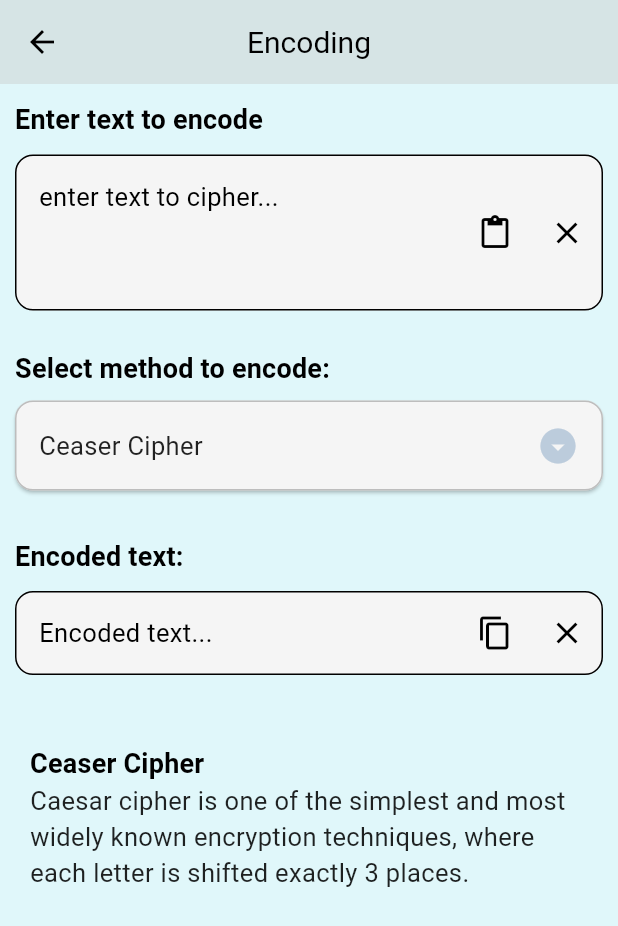
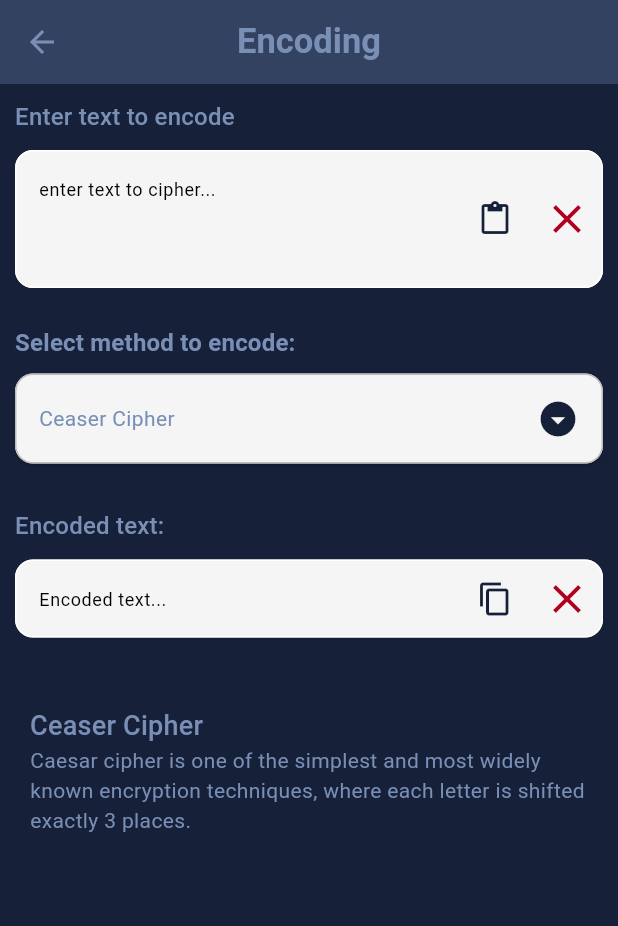
Before and after one commit to RishilJani/Cipher-Decoder, a Flutter app: the screen it shows after launch, after a tap on "Encoding", on a phone screen of 412 x 824 dp. Shown: the top 926 px of the screen. Run offline on Flutter 3.47's test engine with Material 3 defaults, Android fonts, the light colour scheme and no system bars; our stand-ins replace get.

Commit message:
Implementing dark theme

```diff
--- a/lib/encoding/encoding_controller.dart
+++ b/lib/encoding/encoding_controller.dart
@@ -2,9 +2,10 @@ import 'package:cipher_decoder/utils/import_export.dart';
 class EncodingController extends GetxController {
   TextEditingController plainTextController = TextEditingController();
   TextEditingController cipherTextController = TextEditingController();
-  TextEditingController keyController = TextEditingController(text: '0');
+  TextEditingController keyController = TextEditingController(text: '1');
 
   RxList<dynamic> methods= [].obs;
+
   void encodeUsing({required EncodeDecodeMethods method}) {
     int? k = keyController.text.isNotEmpty  ? int.parse(keyController.text)  : null;
 
--- a/lib/main.dart
+++ b/lib/main.dart
@@ -1,3 +1,4 @@
+import 'package:cipher_decoder/utils/colors.dart';
 import 'package:cipher_decoder/utils/import_export.dart';
 
 void main() {
@@ -6,16 +7,98 @@ void main() {
 
 class MyApp extends StatelessWidget {
   const MyApp({super.key});
-  final Color backgroundColor = const Color(0xFFE0F7FA);
-  final Color surfaceColor = const Color(0xFFD6E4E5);
-  final Color primaryColor = const Color(0xFFBCCCDC);
+  // final Color backgroundColor = const Color(0xFFE0F7FA);
+  // final Color surfaceColor = const Color(0xFFD6E4E5);
+  // final Color primaryColor = const Color(0xFFBCCCDC);
   @override
   Widget build(BuildContext context) {
     return GetMaterialApp(
       title: 'Flutter Demo',
       debugShowCheckedModeBanner: false,
       theme: ThemeData(
-        useMaterial3: true,
+        brightness: Brightness.dark,
+
+        colorScheme: ColorScheme.fromSwatch(
+          primarySwatch:  MaterialColor(darkPrimary.value,const <int,Color>{
+            50 : darkPrimary,
+            100 : darkPrimary,
+            200 : darkPrimary,
+            300 : darkPrimary,
+            400 : darkPrimary,
+            500 : darkPrimary,
+            600 : darkPrimary,
+            700 : darkPrimary,
+            800 : darkPrimary,
+            900 : darkPrimary,
+          }),
+          accentColor: darkAccent,
+          brightness: Brightness.dark
+        ).copyWith(
+          primary: darkPrimary,
+          onPrimary: darkSurface,
+          secondary: darkAccent,
+          onSecondary: darkSurface,
+          surface: darkSurface,
+          onSurface: darkOnSurface,
+          error: darkError,
+          onError: darkOnSurface,
+        ),
+
+        scaffoldBackgroundColor: darkSurface,
+        cardColor: darkElevatedSurface,
+        dialogBackgroundColor: darkElevatedSurface,
+        canvasColor: darkSurface,
+
+        iconTheme: const IconThemeData(color: darkOnSurface),
+
+        textTheme: const TextTheme(
+          displayLarge: TextStyle(color: darkOnSurface),
+          displayMedium: TextStyle(color: darkOnSurface),
+          displaySmall: TextStyle(color: darkOnSurface),
+          headlineLarge: TextStyle(color: darkOnSurface),
+          headlineMedium: TextStyle(color: darkOnSurface),
+          headlineSmall: TextStyle(color: darkOnSurface),
+          titleLarge: TextStyle(color: darkOnSurface),
+          titleMedium: TextStyle(color: darkOnSurface),
+          titleSmall: TextStyle(color: darkOnSurface),
+          bodyLarge: TextStyle(color: darkOnSurface),
+          bodyMedium: TextStyle(color: darkOnSurface),
+          bodySmall: TextStyle(color: darkOnSurface),
+          labelLarge: TextStyle(color: darkOnSurface),
+          labelMedium: TextStyle(color: darkOnSurface),
+          labelSmall: TextStyle(color: darkOnSurface),
+        ),
+
+        appBarTheme: const AppBarTheme(
+          backgroundColor: darkElevatedSurface,
+          foregroundColor: darkOnSurface,
+          titleTextStyle: TextStyle(
+            color: darkOnSurface,
+            fontSize: 20,
+            fontWeight: FontWeight.bold
+          ),
+          iconTheme: IconThemeData(color: darkOnSurface)
+        ),
+
+        elevatedButtonTheme: ElevatedButtonThemeData(
+          style: ElevatedButton.styleFrom(
+            backgroundColor: darkPrimary,
+            foregroundColor: darkSurface
+          )
+        ),
+
+        floatingActionButtonTheme: const FloatingActionButtonThemeData(
+          backgroundColor: darkPrimary,
+          foregroundColor: darkSurface
+        )
+      ),
+      initialRoute: AppRoutes.initial,
+      getPages: AppRoutes.routes,
+    );
+  }
+}
+/*
+useMaterial3: true,
         scaffoldBackgroundColor: backgroundColor,
         primaryColor: primaryColor,
 
@@ -33,12 +116,7 @@ class MyApp extends StatelessWidget {
           bodyLarge: TextStyle(color: Colors.black, fontSize: 20,),
           bodyMedium: TextStyle(color: Colors.black87, fontSize: 17),
         ),
-      ),
-      initialRoute: AppRoutes.initial,
-      getPages: AppRoutes.routes,
-    );
-  }
-}
+ */
 
 /*
 #162139
--- /dev/null
+++ b/lib/utils/colors.dart
@@ -0,0 +1,9 @@
+import 'package:cipher_decoder/utils/import_export.dart';
+
+const Color darkSurface = Color(0xFF162139);
+const Color darkElevatedSurface = Color(0xFF324260);
+const Color darkSecondaryText = Color(0xFF526486);
+const Color darkOnSurface = Color(0xFF798fb6);
+const Color darkPrimary = Color(0xFFa5badd);
+const Color darkAccent = Color(0xFFa5badd);
+const Color darkError = Color(0xFFB00020);
--- a/lib/utils/common_functions.dart
+++ b/lib/utils/common_functions.dart
@@ -7,7 +7,7 @@ AppBar myAppBar({required String title}) {
     title: Text(
       title,
       style: const TextStyle(
-        fontSize: 20,
+        fontSize: 23,
       ),
     ),
     centerTitle: true,
@@ -50,6 +50,7 @@ Widget myInputfield(
         controller: controller,
         decoration: InputDecoration(
           hintText: hintText,
+          hintStyle: textTheme.bodySmall?.copyWith( color: Colors.black ),
           border: OutlineInputBorder(
             borderRadius: BorderRadius.circular(12.0),
           ),
@@ -59,11 +60,12 @@ Widget myInputfield(
             mainAxisSize: MainAxisSize.min,
             children: [
               suffixIcon ?? const SizedBox(width: 0,),
-              clearIconButton(controller: controller,text: "Clear",optional: optional,encodeDecodeController: encodeDecodeController),
+              clearIconButton(controller: controller,optional: optional,encodeDecodeController: encodeDecodeController),
             ],
           ),
+          suffixIconColor: darkSurface
         ),
-        style: textTheme.bodyMedium,
+        style: textTheme.bodyMedium?.copyWith(color: darkElevatedSurface),
         minLines: minLines,
         maxLines: maxLines,
         keyboardType: keyboardType,
@@ -111,18 +113,17 @@ Widget pasteIconButton({ controller, onChange}) {
 }
 
 // clear Icon button
-Widget clearIconButton({TextEditingController? controller , text , TextEditingController? optional , encodeDecodeController}){
+Widget clearIconButton({TextEditingController? controller , TextEditingController? optional , encodeDecodeController}){
   KeyFieldController? keyFieldController;
   try{  keyFieldController = Get.find<KeyFieldController>();}
   catch(e){ keyFieldController = null; }
   return IconButton(
-    onPressed: () {
+    onPressed:  () {
       controller!.clear();
       if(optional != null){ optional.clear(); }
-
       if(keyFieldController != null) { keyFieldController.changeDescription(controller: encodeDecodeController); }
     },
-    icon: const Icon(Icons.clear),
-    tooltip: text,
+    icon: const Icon(Icons.clear, color: darkError,size: 32),
+    tooltip: "Clear",
   );
 }
--- a/lib/utils/import_export.dart
+++ b/lib/utils/import_export.dart
@@ -7,6 +7,7 @@ export 'package:cipher_decoder/encode_decode/encode_decode_functions.dart';
 export 'package:cipher_decoder/utils/string_constants.dart';
 export 'package:cipher_decoder/utils/app_routes.dart';
 export 'package:cipher_decoder/utils/common_functions.dart';
+export 'package:cipher_decoder/utils/colors.dart';
 
 export 'package:cipher_decoder/dashboard/dashboard.dart';
 
```
